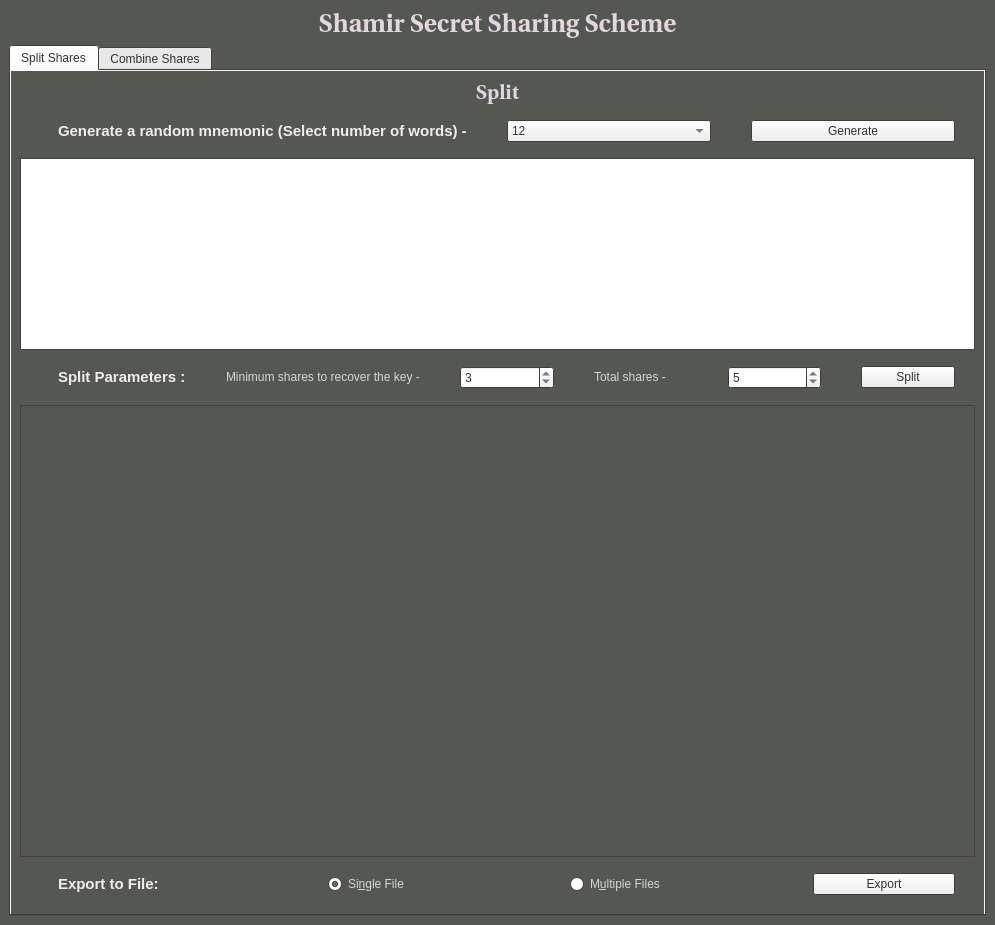
The window that secret-shares-app/app_ui.ui (ChakshuGupta/secret-share) describes before a commit, drawn with Qt 5.
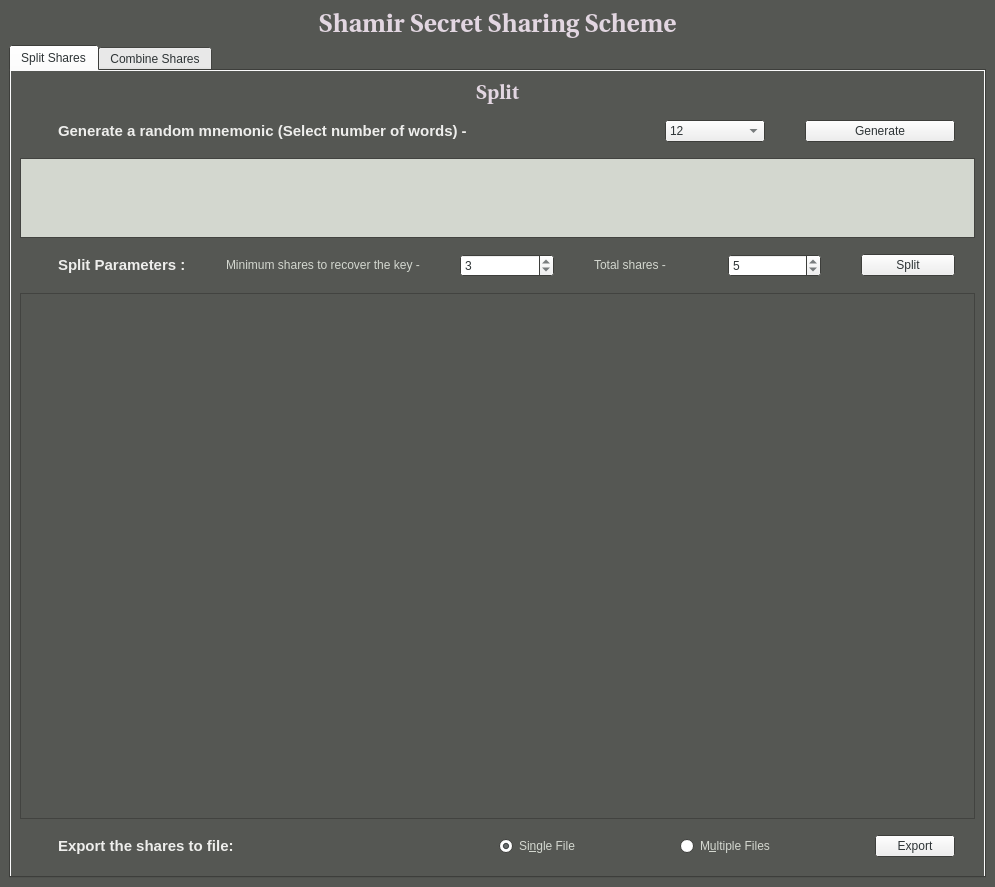
The same window after the commit.

Commit message:
Connect the QT widgets to functions
Integrate with generate and split_shares functions

```diff
--- a/secret-shares-app/app_ui.ui
+++ b/secret-shares-app/app_ui.ui
@@ -333,7 +333,7 @@
        </widget>
       </item>
       <item>
-       <widget class="QTabWidget" name="combineTab">
+       <widget class="QTabWidget" name="optionTabs">
         <property name="palette">
          <palette>
           <active>
@@ -374,7 +374,7 @@
         <property name="currentIndex">
          <number>0</number>
         </property>
-        <widget class="QWidget" name="tab">
+        <widget class="QWidget" name="splitTab">
          <property name="sizePolicy">
           <sizepolicy hsizetype="Expanding" vsizetype="Expanding">
            <horstretch>0</horstretch>
@@ -456,7 +456,7 @@
            </widget>
           </item>
           <item>
-           <layout class="QHBoxLayout" name="horizontalLayout_2">
+           <layout class="QHBoxLayout" name="horizontalLayout_2" stretch="0,0,0">
             <property name="spacing">
              <number>40</number>
             </property>
@@ -528,6 +528,12 @@
             </item>
             <item>
              <widget class="QComboBox" name="numberWords">
+              <property name="maximumSize">
+               <size>
+                <width>100</width>
+                <height>16777215</height>
+               </size>
+              </property>
               <property name="currentIndex">
                <number>0</number>
               </property>
@@ -559,7 +565,13 @@
              </widget>
             </item>
             <item>
-             <widget class="QPushButton" name="generateMnemonics">
+             <widget class="QPushButton" name="generateButton">
+              <property name="maximumSize">
+               <size>
+                <width>150</width>
+                <height>16777215</height>
+               </size>
+              </property>
               <property name="text">
                <string>Generate</string>
               </property>
@@ -578,9 +590,57 @@
             <property name="minimumSize">
              <size>
               <width>0</width>
-              <height>100</height>
+              <height>80</height>
              </size>
             </property>
+            <property name="maximumSize">
+             <size>
+              <width>16777215</width>
+              <height>80</height>
+             </size>
+            </property>
+            <property name="palette">
+             <palette>
+              <active>
+               <colorrole role="Base">
+                <brush brushstyle="SolidPattern">
+                 <color alpha="255">
+                  <red>211</red>
+                  <green>215</green>
+                  <blue>207</blue>
+                 </color>
+                </brush>
+               </colorrole>
+              </active>
+              <inactive>
+               <colorrole role="Base">
+                <brush brushstyle="SolidPattern">
+                 <color alpha="255">
+                  <red>211</red>
+                  <green>215</green>
+                  <blue>207</blue>
+                 </color>
+                </brush>
+               </colorrole>
+              </inactive>
+              <disabled>
+               <colorrole role="Base">
+                <brush brushstyle="SolidPattern">
+                 <color alpha="255">
+                  <red>85</red>
+                  <green>87</green>
+                  <blue>83</blue>
+                 </color>
+                </brush>
+               </colorrole>
+              </disabled>
+             </palette>
+            </property>
+            <property name="font">
+             <font>
+              <pointsize>11</pointsize>
+             </font>
+            </property>
            </widget>
           </item>
           <item>
@@ -776,6 +836,12 @@
             </item>
             <item>
              <widget class="QPushButton" name="splitButton">
+              <property name="maximumSize">
+               <size>
+                <width>140</width>
+                <height>16777215</height>
+               </size>
+              </property>
               <property name="text">
                <string>Split</string>
               </property>
@@ -784,9 +850,9 @@
            </layout>
           </item>
           <item>
-           <widget class="QTextBrowser" name="sharesTextBrowser">
+           <widget class="QTextEdit" name="sharesTextEdit">
             <property name="enabled">
-             <bool>false</bool>
+             <bool>true</bool>
             </property>
             <property name="sizePolicy">
              <sizepolicy hsizetype="Expanding" vsizetype="Expanding">
@@ -803,6 +869,15 @@
             <property name="palette">
              <palette>
               <active>
+               <colorrole role="WindowText">
+                <brush brushstyle="SolidPattern">
+                 <color alpha="255">
+                  <red>211</red>
+                  <green>215</green>
+                  <blue>207</blue>
+                 </color>
+                </brush>
+               </colorrole>
                <colorrole role="Text">
                 <brush brushstyle="SolidPattern">
                  <color alpha="255">
@@ -812,8 +887,26 @@
                  </color>
                 </brush>
                </colorrole>
+               <colorrole role="Base">
+                <brush brushstyle="SolidPattern">
+                 <color alpha="255">
+                  <red>85</red>
+                  <green>87</green>
+                  <blue>83</blue>
+                 </color>
+                </brush>
+               </colorrole>
               </active>
               <inactive>
+               <colorrole role="WindowText">
+                <brush brushstyle="SolidPattern">
+                 <color alpha="255">
+                  <red>211</red>
+                  <green>215</green>
+                  <blue>207</blue>
+                 </color>
+                </brush>
+               </colorrole>
                <colorrole role="Text">
                 <brush brushstyle="SolidPattern">
                  <color alpha="255">
@@ -823,8 +916,26 @@
                  </color>
                 </brush>
                </colorrole>
+               <colorrole role="Base">
+                <brush brushstyle="SolidPattern">
+                 <color alpha="255">
+                  <red>85</red>
+                  <green>87</green>
+                  <blue>83</blue>
+                 </color>
+                </brush>
+               </colorrole>
               </inactive>
               <disabled>
+               <colorrole role="WindowText">
+                <brush brushstyle="SolidPattern">
+                 <color alpha="255">
+                  <red>190</red>
+                  <green>190</green>
+                  <blue>190</blue>
+                 </color>
+                </brush>
+               </colorrole>
                <colorrole role="Text">
                 <brush brushstyle="SolidPattern">
                  <color alpha="255">
@@ -834,13 +945,31 @@
                  </color>
                 </brush>
                </colorrole>
+               <colorrole role="Base">
+                <brush brushstyle="SolidPattern">
+                 <color alpha="255">
+                  <red>85</red>
+                  <green>87</green>
+                  <blue>83</blue>
+                 </color>
+                </brush>
+               </colorrole>
               </disabled>
              </palette>
             </property>
+            <property name="horizontalScrollBarPolicy">
+             <enum>Qt::ScrollBarAsNeeded</enum>
+            </property>
+            <property name="sizeAdjustPolicy">
+             <enum>QAbstractScrollArea::AdjustToContents</enum>
+            </property>
+            <property name="textInteractionFlags">
+             <set>Qt::LinksAccessibleByKeyboard|Qt::LinksAccessibleByMouse|Qt::TextBrowserInteraction|Qt::TextSelectableByKeyboard|Qt::TextSelectableByMouse</set>
+            </property>
            </widget>
           </item>
           <item>
-           <layout class="QHBoxLayout" name="horizontalLayout_4">
+           <layout class="QHBoxLayout" name="horizontalLayout_4" stretch="30,0,0,0">
             <property name="spacing">
              <number>100</number>
             </property>
@@ -915,7 +1044,7 @@
                </font>
               </property>
               <property name="text">
-               <string>Export to File:</string>
+               <string>Export the shares to file:</string>
               </property>
               <property name="scaledContents">
                <bool>false</bool>
@@ -927,6 +1056,12 @@
             </item>
             <item>
              <widget class="QRadioButton" name="radioButton">
+              <property name="maximumSize">
+               <size>
+                <width>100</width>
+                <height>16777215</height>
+               </size>
+              </property>
               <property name="palette">
                <palette>
                 <active>
@@ -977,6 +1112,12 @@
             </item>
             <item>
              <widget class="QRadioButton" name="radioButton_2">
+              <property name="maximumSize">
+               <size>
+                <width>100</width>
+                <height>16777215</height>
+               </size>
+              </property>
               <property name="palette">
                <palette>
                 <active>
@@ -1024,6 +1165,12 @@
             </item>
             <item>
              <widget class="QPushButton" name="exportButton">
+              <property name="maximumSize">
+               <size>
+                <width>140</width>
+                <height>16777215</height>
+               </size>
+              </property>
               <property name="text">
                <string>Export</string>
               </property>
@@ -1033,7 +1180,7 @@
           </item>
          </layout>
         </widget>
-        <widget class="QWidget" name="tab_2">
+        <widget class="QWidget" name="combineTab">
          <property name="sizePolicy">
           <sizepolicy hsizetype="Expanding" vsizetype="Expanding">
            <horstretch>0</horstretch>
```
The commit also changes 2 other files.
